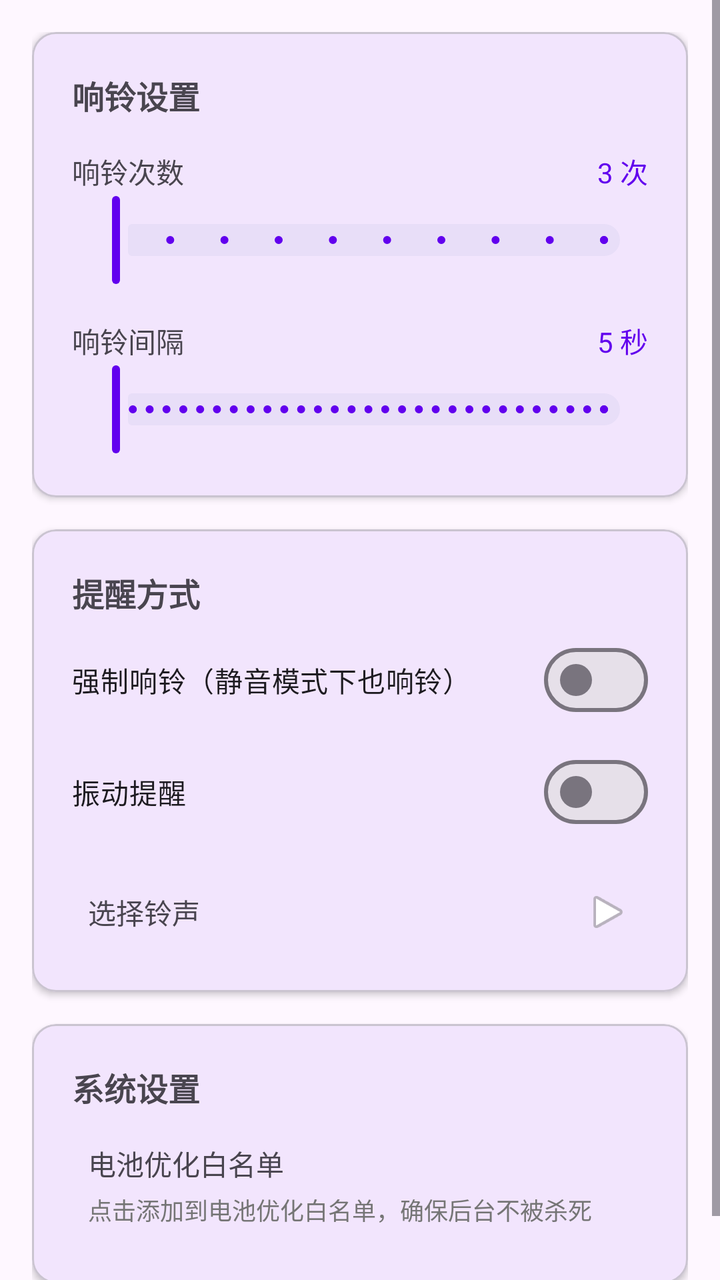
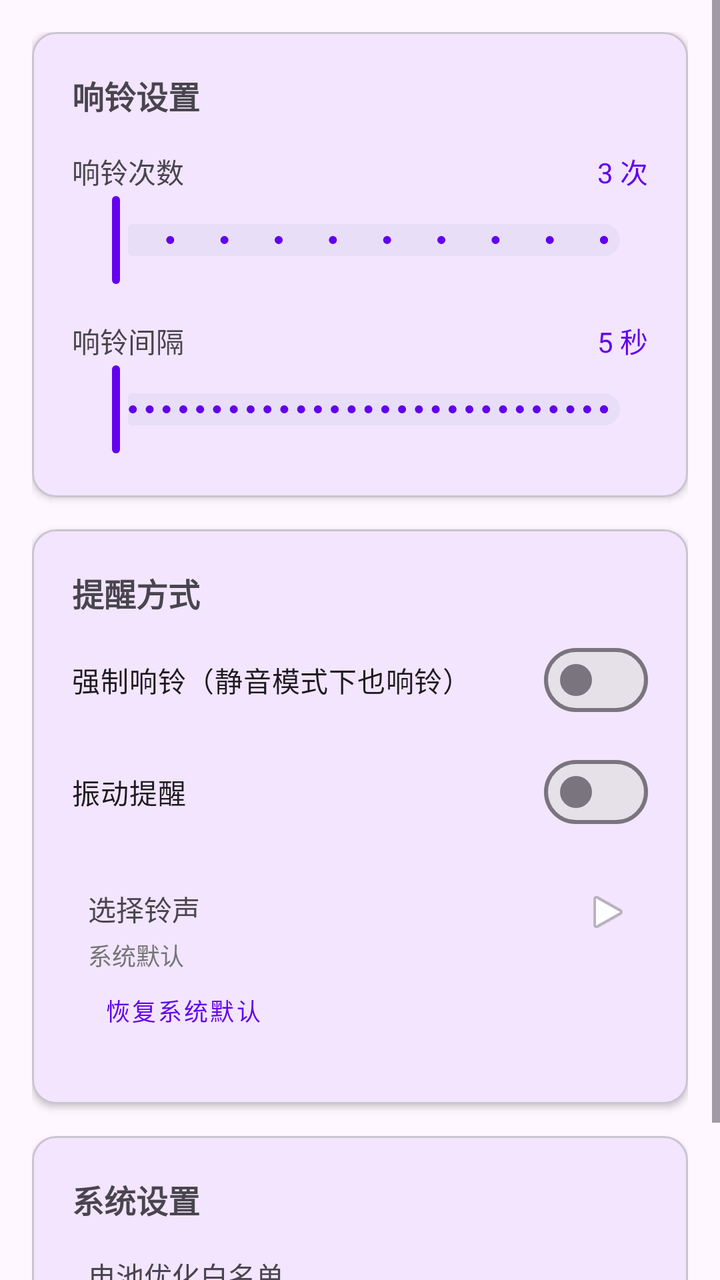

Before-and-after screenshots of an Android layout around one commit, followed by the original layout XML and the change that was made.
<!-- AndroidManifest.xml: application theme Theme.SMSMonitor -->
<!-- res/layout/fragment_settings.xml -->
<?xml version="1.0" encoding="utf-8"?>
<ScrollView xmlns:android="http://schemas.android.com/apk/res/android"
    xmlns:app="http://schemas.android.com/apk/res-auto"
    android:layout_width="match_parent"
    android:layout_height="match_parent">

    <LinearLayout
        android:layout_width="match_parent"
        android:layout_height="wrap_content"
        android:orientation="vertical"
        android:padding="16dp">

        
        <com.google.android.material.card.MaterialCardView
            android:layout_width="match_parent"
            android:layout_height="wrap_content"
            android:layout_marginBottom="16dp"
            app:cardCornerRadius="12dp"
            app:cardElevation="2dp">

            <LinearLayout
                android:layout_width="match_parent"
                android:layout_height="wrap_content"
                android:orientation="vertical"
                android:padding="20dp">

                <TextView
                    android:layout_width="wrap_content"
                    android:layout_height="wrap_content"
                    android:layout_marginBottom="16dp"
                    android:text="@string/settings_ring"
                    android:textSize="16sp"
                    android:textStyle="bold" />

                
                <LinearLayout
                    android:layout_width="match_parent"
                    android:layout_height="wrap_content"
                    android:orientation="vertical"
                    android:layout_marginBottom="16dp">

                    <LinearLayout
                        android:layout_width="match_parent"
                        android:layout_height="wrap_content"
                        android:orientation="horizontal">

                        <TextView
                            android:layout_width="0dp"
                            android:layout_height="wrap_content"
                            android:layout_weight="1"
                            android:text="@string/ring_count"
                            android:textSize="14sp" />

                        <TextView
                            android:id="@+id/textRingCountValue"
                            android:layout_width="wrap_content"
                            android:layout_height="wrap_content"
                            android:text="3 次"
                            android:textColor="@color/purple_500"
                            android:textSize="14sp" />
                    </LinearLayout>

                    <com.google.android.material.slider.Slider
                        android:id="@+id/sliderRingCount"
                        android:layout_width="match_parent"
                        android:layout_height="wrap_content"
                        android:stepSize="1"
                        android:valueFrom="1"
                        android:valueTo="10" />
                </LinearLayout>

                
                <LinearLayout
                    android:layout_width="match_parent"
                    android:layout_height="wrap_content"
                    android:orientation="vertical">

                    <LinearLayout
                        android:layout_width="match_parent"
                        android:layout_height="wrap_content"
                        android:orientation="horizontal">

                        <TextView
                            android:layout_width="0dp"
                            android:layout_height="wrap_content"
                            android:layout_weight="1"
                            android:text="@string/ring_interval"
                            android:textSize="14sp" />

                        <TextView
                            android:id="@+id/textRingIntervalValue"
                            android:layout_width="wrap_content"
                            android:layout_height="wrap_content"
                            android:text="5 秒"
                            android:textColor="@color/purple_500"
                            android:textSize="14sp" />
                    </LinearLayout>

                    <com.google.android.material.slider.Slider
                        android:id="@+id/sliderRingInterval"
                        android:layout_width="match_parent"
                        android:layout_height="wrap_content"
                        android:stepSize="1"
                        android:valueFrom="1"
                        android:valueTo="30" />
                </LinearLayout>
            </LinearLayout>
        </com.google.android.material.card.MaterialCardView>

        
        <com.google.android.material.card.MaterialCardView
            android:layout_width="match_parent"
            android:layout_height="wrap_content"
            android:layout_marginBottom="16dp"
            app:cardCornerRadius="12dp"
            app:cardElevation="2dp">

            <LinearLayout
                android:layout_width="match_parent"
                android:layout_height="wrap_content"
                android:orientation="vertical"
                android:padding="20dp">

                <TextView
                    android:layout_width="wrap_content"
                    android:layout_height="wrap_content"
                    android:layout_marginBottom="8dp"
                    android:text="提醒方式"
                    android:textSize="16sp"
                    android:textStyle="bold" />

                <com.google.android.material.materialswitch.MaterialSwitch
                    android:id="@+id/switchForceRing"
                    android:layout_width="match_parent"
                    android:layout_height="wrap_content"
                    android:text="@string/force_ring" />

                <com.google.android.material.materialswitch.MaterialSwitch
                    android:id="@+id/switchVibration"
                    android:layout_width="match_parent"
                    android:layout_height="wrap_content"
                    android:layout_marginTop="8dp"
                    android:text="@string/vibration" />

                
                <LinearLayout
                    android:id="@+id/layoutRingtone"
                    android:layout_width="match_parent"
                    android:layout_height="wrap_content"
                    android:layout_marginTop="16dp"
                    android:background="?attr/selectableItemBackground"
                    android:clickable="true"
                    android:focusable="true"
                    android:orientation="horizontal"
                    android:padding="8dp">

                    <TextView
                        android:layout_width="0dp"
                        android:layout_height="wrap_content"
                        android:layout_gravity="center_vertical"
                        android:layout_weight="1"
                        android:text="@string/ringtone_select"
                        android:textSize="14sp" />

                    <ImageView
                        android:layout_width="24dp"
                        android:layout_height="24dp"
                        android:src="@android:drawable/ic_media_play"
                        android:contentDescription="@null" />
                </LinearLayout>
            </LinearLayout>
        </com.google.android.material.card.MaterialCardView>

        
        <com.google.android.material.card.MaterialCardView
            android:layout_width="match_parent"
            android:layout_height="wrap_content"
            android:layout_marginBottom="16dp"
            app:cardCornerRadius="12dp"
            app:cardElevation="2dp">

            <LinearLayout
                android:layout_width="match_parent"
                android:layout_height="wrap_content"
                android:orientation="vertical"
                android:padding="20dp">

                <TextView
                    android:layout_width="wrap_content"
                    android:layout_height="wrap_content"
                    android:layout_marginBottom="8dp"
                    android:text="系统设置"
                    android:textSize="16sp"
                    android:textStyle="bold" />

                <LinearLayout
                    android:id="@+id/layoutBatteryOptimization"
                    android:layout_width="match_parent"
                    android:layout_height="wrap_content"
                    android:background="?attr/selectableItemBackground"
                    android:clickable="true"
                    android:focusable="true"
                    android:orientation="vertical"
                    android:padding="8dp">

                    <TextView
                        android:layout_width="wrap_content"
                        android:layout_height="wrap_content"
                        android:text="@string/battery_optimization"
                        android:textSize="14sp" />

                    <TextView
                        android:layout_width="wrap_content"
                        android:layout_height="wrap_content"
                        android:layout_marginTop="4dp"
                        android:text="@string/battery_optimization_desc"
                        android:textColor="@color/gray"
                        android:textSize="12sp" />
                </LinearLayout>
            </LinearLayout>
        </com.google.android.material.card.MaterialCardView>

    </LinearLayout>
</ScrollView>
<!-- resources referenced by this layout -->
<resources>
  <color name="gray">#FF757575</color>
  <color name="purple_500">#FF6200EE</color>
  <string name="battery_optimization">电池优化白名单</string>
  <string name="battery_optimization_desc">点击添加到电池优化白名单，确保后台不被杀死</string>
  <string name="force_ring">强制响铃（静音模式下也响铃）</string>
  <string name="ring_count">响铃次数</string>
  <string name="ring_interval">响铃间隔</string>
  <string name="ringtone_select">选择铃声</string>
  <string name="settings_ring">响铃设置</string>
  <string name="vibration">振动提醒</string>
  <style name="Theme.SMSMonitor" parent="Theme.Material3.DayNight">
          
          <item name="colorPrimary">@color/purple_500</item>
          <item name="colorPrimaryVariant">@color/purple_700</item>
          <item name="colorOnPrimary">@color/white</item>
          
          <item name="colorSecondary">@color/teal_200</item>
          <item name="colorSecondaryVariant">@color/teal_700</item>
          <item name="colorOnSecondary">@color/black</item>
          
          <item name="android:statusBarColor" tools:targetApi="l">?attr/colorPrimaryVariant</item>
          
          <item name="android:navigationBarColor" tools:targetApi="l">?attr/colorPrimaryVariant</item>
      </style>
  <color name="purple_700">#FF3700B3</color>
  <color name="white">#FFFFFFFF</color>
  <color name="teal_200">#FF03DAC5</color>
  <color name="teal_700">#FF018786</color>
  <color name="black">#FF000000</color>
</resources>

<!-- the commit's change to res/layout/fragment_settings.xml (unified diff, before → after) -->
@@ -154,13 +154,40 @@
                     android:orientation="horizontal"
                     android:padding="8dp">
 
-                    <TextView
+                    <LinearLayout
                         android:layout_width="0dp"
                         android:layout_height="wrap_content"
                         android:layout_gravity="center_vertical"
                         android:layout_weight="1"
-                        android:text="@string/ringtone_select"
-                        android:textSize="14sp" />
+                        android:orientation="vertical">
+
+                        <TextView
+                            android:layout_width="wrap_content"
+                            android:layout_height="wrap_content"
+                            android:text="@string/ringtone_select"
+                            android:textSize="14sp" />
+
+                        <TextView
+                            android:id="@+id/textRingtoneValue"
+                            android:layout_width="wrap_content"
+                            android:layout_height="wrap_content"
+                            android:layout_marginTop="4dp"
+                            android:text="系统默认"
+                            android:textColor="@color/gray"
+                            android:textSize="12sp" />
+
+                        <com.google.android.material.button.MaterialButton
+                            android:id="@+id/btnResetRingtone"
+                            style="@style/Widget.MaterialComponents.Button.TextButton"
+                            android:layout_width="wrap_content"
+                            android:layout_height="wrap_content"
+                            android:minWidth="0dp"
+                            android:minHeight="36dp"
+                            android:paddingStart="0dp"
+                            android:paddingEnd="8dp"
+                            android:text="@string/ringtone_reset_default"
+                            android:textSize="12sp" />
+                    </LinearLayout>
 
                     <ImageView
                         android:layout_width="24dp"
<!-- resource entries referenced after the edit -->
@@ -7,6 +7,7 @@
   <string name="force_ring">强制响铃（静音模式下也响铃）</string>
   <string name="ring_count">响铃次数</string>
   <string name="ring_interval">响铃间隔</string>
+  <string name="ringtone_reset_default">恢复系统默认</string>
   <string name="ringtone_select">选择铃声</string>
   <string name="settings_ring">响铃设置</string>
   <string name="vibration">振动提醒</string>
